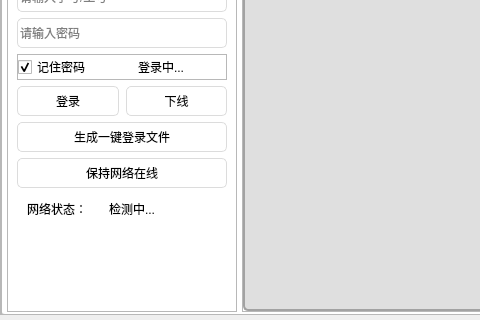
Before: the Qt Designer form assets/qtfile/main.ui in quanmianup/GXSTNU-Schoolnet-Login-Assistant, drawn with Qt 5; both pictures show x 0 to 480 and y 204 to 524 of the 601 by 524 pixel window.
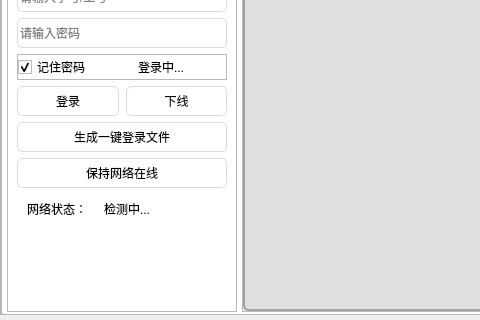
After: the same form once the commit is applied. Icons and pictures are not drawn.

```diff
--- a/assets/qtfile/main.ui
+++ b/assets/qtfile/main.ui
@@ -793,7 +793,7 @@
                          <rect>
                           <x>0</x>
                           <y>0</y>
-                          <width>220</width>
+                          <width>210</width>
                           <height>30</height>
                          </rect>
                         </property>
```
Left out of the diff: 4 changed lines with no effect on the pictures.
